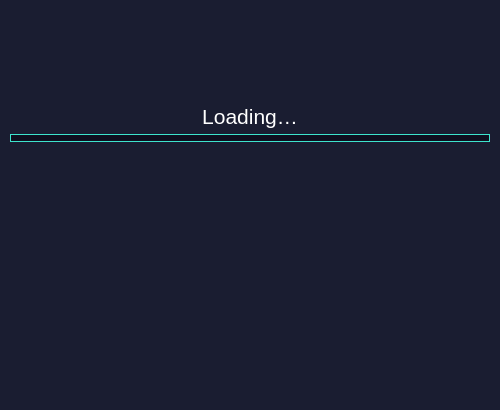
First picture: the form in src/qt/forms/splash.ui, repository eons-finance/ALQO, before the edit.
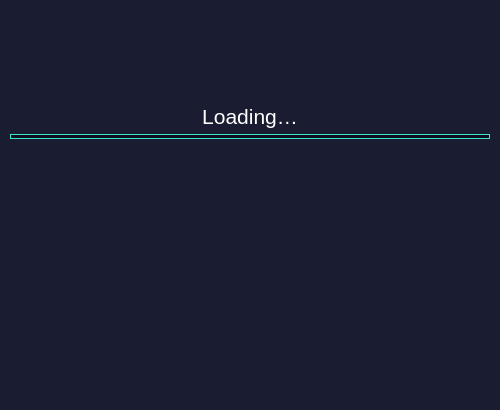
Second picture: the form after the edit. Icons and pictures are not drawn.

Patch:
```diff
--- a/src/qt/forms/splash.ui
+++ b/src/qt/forms/splash.ui
@@ -159,13 +159,13 @@
         <property name="minimumSize">
          <size>
           <width>0</width>
-          <height>8</height>
+          <height>5</height>
          </size>
         </property>
         <property name="maximumSize">
          <size>
           <width>16777215</width>
-          <height>8</height>
+          <height>5</height>
          </size>
         </property>
         <property name="styleSheet">
```
